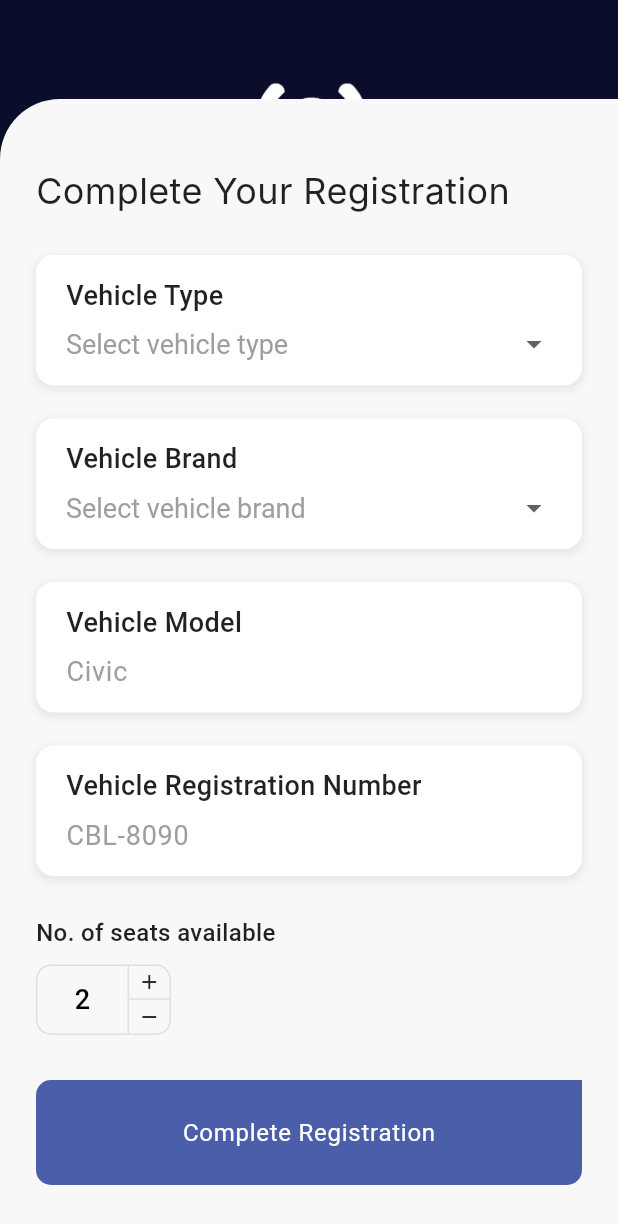
After one commit to wso2-ballerina-carpooling-project/mobile-app-frontend, a Flutter app: the DriverDetailsScreen screen opened by its route, on a phone screen of 412 x 824 dp. The commit adds this screen. Shown: the top 1224 px of the screen. Run offline on Flutter 3.47's test engine with Material 3 defaults, Android fonts, the phone set to English and light mode, and no system bars; our stand-ins replace google_maps_flutter; Roboto replaces fonts that are missing (Inter).

Commit message:
add driver details page

```diff
--- a/lib/config/routes.dart
+++ b/lib/config/routes.dart
@@ -1,6 +1,7 @@
 
 // lib/config/routes.dart
 import 'package:flutter/material.dart';
+import 'package:mobile_frontend/views/driver_details.dart';
 import 'package:mobile_frontend/views/login_page.dart';
 import 'package:mobile_frontend/views/map_sample.dart';
 import 'package:mobile_frontend/views/main_navigation.dart'; // Import the new file
@@ -13,6 +14,7 @@ final Map<String, WidgetBuilder> routes = {
   '/login': (context) => LoginPage(),
   '/signup': (context) => SignUpScreen(),
   '/role': (context) => RoleSelectionScreen(),
+  '/driverdetails': (context) => DriverDetailsScreen(),
   '/home': (context) => MapSample(),
   // Add the main navigation route
   '/main': (context) => MainNavigation(),
--- /dev/null
+++ b/lib/views/driver_details.dart
@@ -0,0 +1,269 @@
+import 'package:flutter/material.dart';
+import 'package:mobile_frontend/config/constant.dart';
+import 'package:mobile_frontend/widgets/custom_button.dart';
+import 'package:mobile_frontend/widgets/custom_input_field.dart';
+import 'package:mobile_frontend/widgets/dropdown_input.dart';
+
+class DriverDetailsScreen extends StatefulWidget {
+  const DriverDetailsScreen({Key? key}) : super(key: key);
+
+  @override
+  State<DriverDetailsScreen> createState() => _DriverDetailsScreenState();
+}
+
+class _DriverDetailsScreenState extends State<DriverDetailsScreen> {
+  // Controllers
+  final TextEditingController _firstNameController = TextEditingController();
+  final TextEditingController _lastNameController = TextEditingController();
+  final TextEditingController _emailController = TextEditingController();
+  final TextEditingController _phoneController = TextEditingController();
+  final TextEditingController _passwordController = TextEditingController();
+  final TextEditingController _confirmPasswordController = TextEditingController();
+
+  // Separate variables for each dropdown
+  String? _vehicleTypeValue;
+  String? _vehicleBrandValue;
+
+  // Counter for number of seats
+  int _numberOfSeats = 2;
+
+  bool _agreedToTerms = false;
+
+  @override
+  void dispose() {
+    // Dispose controllers to prevent memory leaks
+    _firstNameController.dispose();
+    _lastNameController.dispose();
+    _emailController.dispose();
+    _phoneController.dispose();
+    _passwordController.dispose();
+    _confirmPasswordController.dispose();
+    super.dispose();
+  }
+
+  @override
+  Widget build(BuildContext context) {
+    final screenSize = MediaQuery.of(context).size;
+
+    return Scaffold(
+      backgroundColor: primaryColor, // Dark background color
+      body: Stack(
+        children: [
+          // Back button (top left)
+          Positioned(
+            top: screenSize.height * 0.07,
+            left: 10,
+            child: IconButton(
+              icon: const Icon(Icons.arrow_back, color: Colors.white),
+              onPressed: () => Navigator.of(context).pop(),
+            ),
+          ),
+
+          // Center logo
+          Positioned(
+            top: screenSize.height * 0.05,
+            left: 0,
+            right: 0,
+            child: Center(
+              child: SizedBox(
+                width: 100,
+                height: 80,
+                child: Image.asset(
+                  appLogo, // Using the logo defined in constant.dart
+                  fit: BoxFit.contain, // Keep image aspect ratio
+                ),
+              ),
+            ),
+          ),
+
+          // White container at bottom - no fixed height to fit content
+          Positioned(
+            bottom: 0,
+            left: 0,
+            right: 0,
+            child: Container(
+              decoration: const BoxDecoration(
+                color: bgcolor, // Your white background color
+                borderRadius: BorderRadius.only(
+                  topLeft: Radius.circular(40),
+                ),
+              ),
+              child: SingleChildScrollView(
+                // Add padding at the bottom for safe area
+                padding: EdgeInsets.only(bottom: MediaQuery.of(context).padding.bottom),
+                child: Padding(
+                  padding: const EdgeInsets.all(24.0),
+                  child: Column(
+                    crossAxisAlignment: CrossAxisAlignment.stretch,
+                    children: [
+                      const SizedBox(height: 20),
+
+                      // Title with left alignment
+                      const Align(
+                        alignment: Alignment.centerLeft,
+                        child: Text(
+                          "Complete Your Registration",
+                          style: TextStyle(
+                            fontSize: 24,
+                            fontWeight: FontWeight.normal,
+                            color: Colors.black87,
+                            fontFamily: 'Inter',
+                          ),
+                        ),
+                      ),
+                      const SizedBox(height: 20),
+
+                      // Form fields with separate dropdown variables
+                      CustomDropdownField(
+                        label: 'Vehicle Type',
+                        options: ['Sedan', 'SUV', 'Hatchback', 'Van', 'Truck'],
+                        value: _vehicleTypeValue,
+                        hintText: 'Select vehicle type',
+                        onChanged: (value) {
+                          setState(() {
+                            _vehicleTypeValue = value;
+                          });
+                        },
+                      ),
+
+                      const SizedBox(height: 10),
+                      CustomDropdownField(
+                        label: 'Vehicle Brand',
+                        options: ['Toyota', 'Honda', 'Nissan', 'Ford', 'BMW', 'Mercedes', 'Audi'],
+                        value: _vehicleBrandValue,
+                        hintText: 'Select vehicle brand',
+                        onChanged: (value) {
+                          setState(() {
+                            _vehicleBrandValue = value;
+                          });
+                        },
+                      ),
+
+                      const SizedBox(height: 10),
+                      CustomInputField(
+                        label: 'Vehicle Model',
+                        controller: _emailController,
+                        hintText: 'Civic',
+                        keyboardType: TextInputType.text,
+                      ),
+
+                      const SizedBox(height: 10),
+                      CustomInputField(
+                        label: 'Vehicle Registration Number',
+                        controller: _phoneController,
+                        hintText: 'CBL-8090',
+                        keyboardType: TextInputType.text,
+                      ),
+
+                      const SizedBox(height: 20),
+
+                      // Number of seats counter
+                      Column(
+                        crossAxisAlignment: CrossAxisAlignment.start,
+                        children: [
+                          const Text(
+                            'No. of seats available',
+                            style: TextStyle(
+                              fontSize: 16,
+                              fontWeight: FontWeight.w500,
+                              color: Colors.black87,
+                            ),
+                          ),
+                          const SizedBox(height: 10),
+                          Container(
+                            decoration: BoxDecoration(
+                              borderRadius: BorderRadius.circular(10),
+                              border: Border.all(color: Colors.grey.shade300),
+                            ),
+                            child: Row(
+                              mainAxisSize: MainAxisSize.min,
+                              children: [
+                                // Number display
+                                Container(
+                                  width: 60,
+                                  height: 45,
+                                  alignment: Alignment.center,
+                                  child: Text(
+                                    _numberOfSeats.toString(),
+                                    style: const TextStyle(
+                                      fontSize: 18,
+                                      fontWeight: FontWeight.w500,
+                                      color: Colors.black
+                                    ),
+                                  ),
+                                ),
+                                // Plus and minus buttons column
+                                Column(
+                                  mainAxisSize: MainAxisSize.min,
+                                  children: [
+                                    // Increase button
+                                    InkWell(
+                                      onTap: () {
+                                        setState(() {
+                                          if (_numberOfSeats < 10) {
+                                            _numberOfSeats++;
+                                          }
+                                        });
+                                      },
+                                      child: Container(
+                                        width: 28,
+                                        height: 22.5,
+                                        decoration: BoxDecoration(
+                                          border: Border(
+                                            left: BorderSide(color: Colors.grey.shade300),
+                                            bottom: BorderSide(color: Colors.grey.shade300),
+                                          ),
+                                        ),
+                                        child: const Icon(Icons.add, size: 16),
+                                      ),
+                                    ),
+                                    // Decrease button
+                                    InkWell(
+                                      onTap: () {
+                                        setState(() {
+                                          if (_numberOfSeats > 1) {
+                                            _numberOfSeats--;
+                                          }
+                                        });
+                                      },
+                                      child: Container(
+                                        width: 28,
+                                        height: 22.5,
+                                        decoration: BoxDecoration(
+                                          border: Border(
+                                            left: BorderSide(color: Colors.grey.shade300),
+                                          ),
+                                        ),
+                                        child: const Icon(Icons.remove, size: 16),
+                                      ),
+                                    ),
+                                  ],
+                                ),
+                              ],
+                            ),
+                          ),
+                        ],
+                      ),
+
+                      const SizedBox(height: 30),
+
+                      CustomButton(
+                        text: 'Complete Registration',
+                        onPressed: () {
+                          Navigator.of(context).pushReplacementNamed('/waiting');
+                        },
+                      ),
+
+                      // Add extra space at the bottom
+                      const SizedBox(height: 10),
+                    ],
+                  ),
+                ),
+              ),
+            ),
+          ),
+        ],
+      ),
+    );
+  }
+}
--- a/lib/views/role_selection_screen.dart
+++ b/lib/views/role_selection_screen.dart
@@ -72,7 +72,7 @@ class _RoleSelectionScreenState extends State<RoleSelectionScreen> {
                         "Choose Your Role",
                         style: TextStyle(
                           fontSize: 24,
-                          fontWeight: FontWeight.bold,
+                          fontWeight: FontWeight.normal,
                           color: Colors.black87,
                           fontFamily: 'Inter',
                         ),
@@ -84,7 +84,7 @@ class _RoleSelectionScreenState extends State<RoleSelectionScreen> {
                     CustomButton(
                       text: "Driver",
                       onPressed: () {
-                        Navigator.pushNamed(context, '/home');
+                        Navigator.pushNamed(context, '/driverdetails');
                       },
                     ),
                     const SizedBox(height: 30),
--- /dev/null
+++ b/lib/widgets/dropdown_input.dart
@@ -0,0 +1,77 @@
+import 'package:flutter/material.dart';
+
+class CustomDropdownField extends StatelessWidget {
+  final String label;
+  final List<String> options;
+  final String? value;
+  final Function(String?) onChanged;
+  final String? hintText;
+  final Widget? suffixIcon;
+
+  const CustomDropdownField({
+    Key? key,
+    required this.label,
+    required this.options,
+    required this.onChanged,
+    this.value,
+    this.hintText,
+    this.suffixIcon,
+  }) : super(key: key);
+
+  @override
+  Widget build(BuildContext context) {
+    return Container(
+      margin: const EdgeInsets.symmetric(vertical: 6),
+      decoration: BoxDecoration(
+        color: Colors.white,
+        borderRadius: BorderRadius.circular(12),
+        boxShadow: [
+          BoxShadow(
+            color: Colors.grey.withOpacity(0.2),
+            spreadRadius: 1,
+            blurRadius: 4,
+            offset: const Offset(0, 2),
+          ),
+        ],
+      ),
+      child: Padding(
+        padding: const EdgeInsets.symmetric(horizontal: 20.0, vertical: 14.0),
+        child: Column(
+          crossAxisAlignment: CrossAxisAlignment.start,
+          children: [
+            Text(
+              label,
+              style: const TextStyle(
+                fontSize: 18,
+                fontWeight: FontWeight.w500,
+                color: Colors.black87,
+              ),
+            ),
+            const SizedBox(height: 6),
+            DropdownButtonFormField<String>(
+              value: value,
+              hint: hintText != null ? Text(hintText!, style: TextStyle(color: Colors.grey[500])) : null,
+              style: const TextStyle(fontSize: 18, color: Colors.black87),
+              decoration: InputDecoration(
+                border: InputBorder.none,
+                suffixIcon: suffixIcon,
+                contentPadding: EdgeInsets.zero,
+                isDense: true,
+              ),
+              items: options.map((String option) {
+                return DropdownMenuItem<String>(
+                  value: option,
+                  child: Text(option),
+                );
+              }).toList(),
+              onChanged: onChanged,
+              isExpanded: true,
+              icon: const Icon(Icons.arrow_drop_down),
+              iconSize: 24,
+            ),
+          ],
+        ),
+      ),
+    );
+  }
+}
```
Also changed, not shown: lib/views/driver_registration.dart (deleted), lib/views/vehicle_details_form.dart (deleted).
